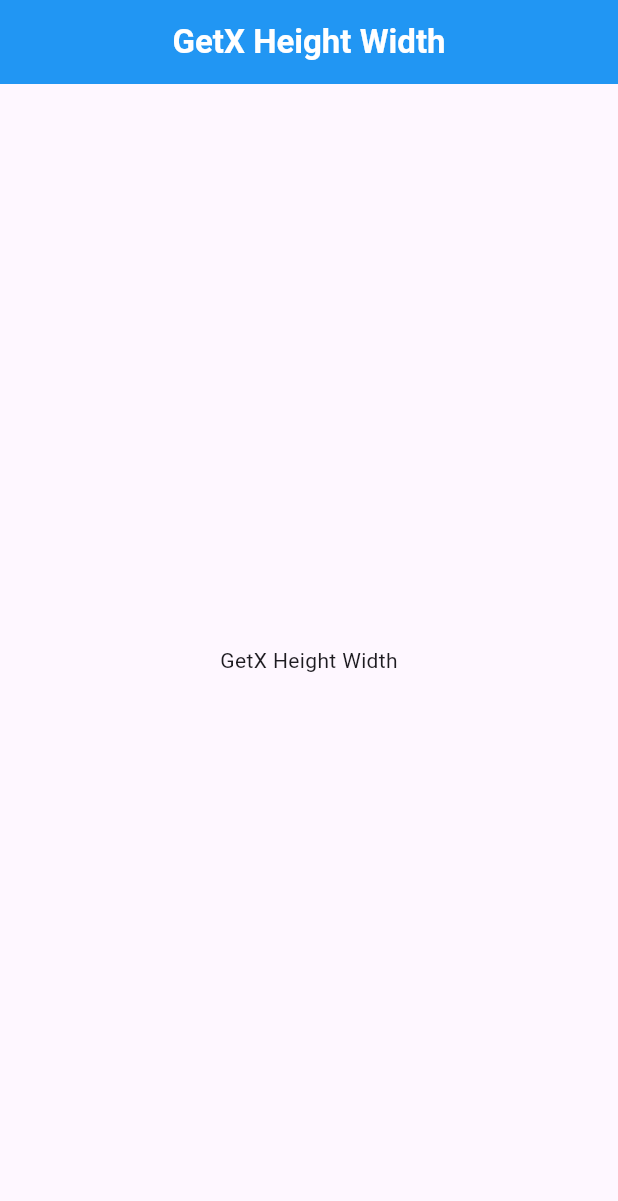
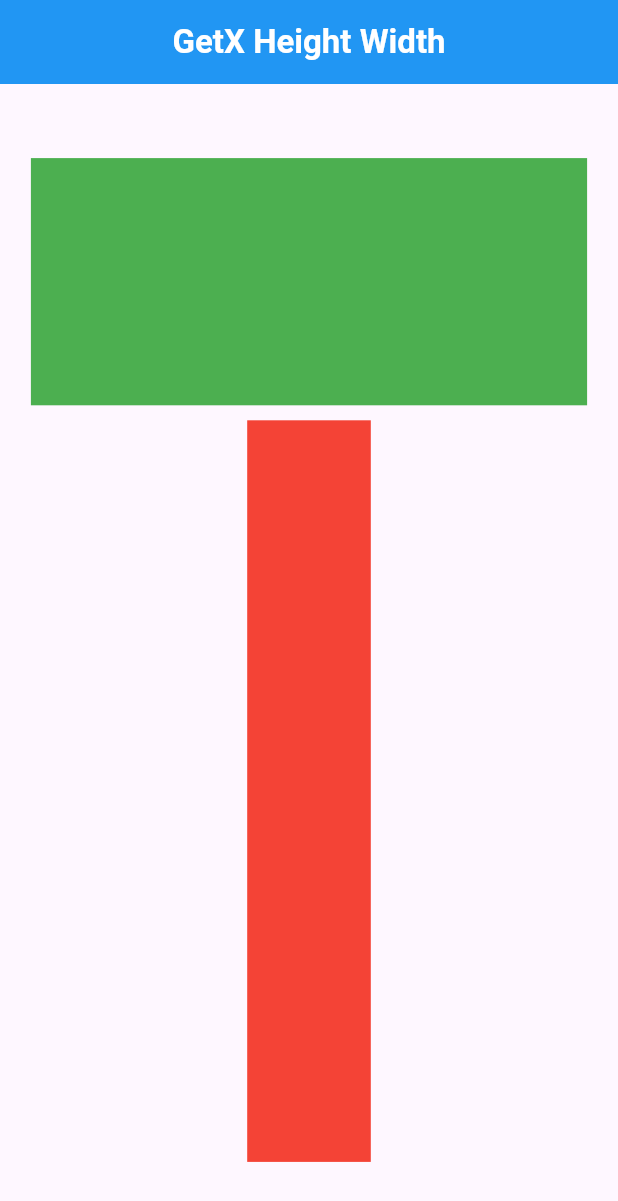
Before and after one commit to alhasann351/getx_height_width, a Flutter app: the screen it shows after launch, on a phone screen of 412 x 824 dp. Shown: the top 1201 px of the screen. Run offline on Flutter 3.47's test engine with Material 3 defaults, Android fonts, the phone set to English and light mode, and no system bars; our stand-ins replace get.

Commit message:
getx-height-width-added

```diff
--- a/lib/main.dart
+++ b/lib/main.dart
@@ -1,4 +1,5 @@
 import 'package:flutter/material.dart';
+import 'package:get/get.dart';
 import 'my_home_page.dart';
 
 void main() {
@@ -10,7 +11,7 @@ class MyApp extends StatelessWidget {
 
   @override
   Widget build(BuildContext context) {
-    return const MaterialApp(
+    return const GetMaterialApp(
       debugShowCheckedModeBanner: false,
       home: MyHomePage(),
     );
--- a/lib/my_home_page.dart
+++ b/lib/my_home_page.dart
@@ -1,4 +1,5 @@
 import 'package:flutter/material.dart';
+import 'package:get/get.dart';
 
 class MyHomePage extends StatefulWidget {
   const MyHomePage({super.key});
@@ -23,8 +24,24 @@ class _MyHomePageState extends State<MyHomePage> {
           ),
         ),
       ),
-      body: const Center(
-        child: Text('GetX Height Width')
+      body: Center(
+        child: Column(
+          mainAxisAlignment: MainAxisAlignment.center,
+          //crossAxisAlignment: CrossAxisAlignment.center,
+          children: [
+            Container(
+              color: Colors.green,
+              height: Get.height * 0.2,
+              width: Get.width * 0.9,
+            ),
+            const SizedBox(height: 10,),
+            Container(
+              color: Colors.red,
+              height: Get.height * 0.6,
+              width: Get.width * 0.2,
+            ),
+          ],
+        ),
       ),
     );
   }
```
